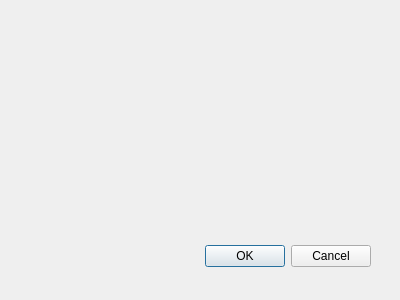
This is admin/ArduinoGatekeeperAdmin/ui/DoorsDialog.ui in AdrianoGoede/ArduinoGatekeeper as Qt 5 draws it before an edit. The edited form follows.
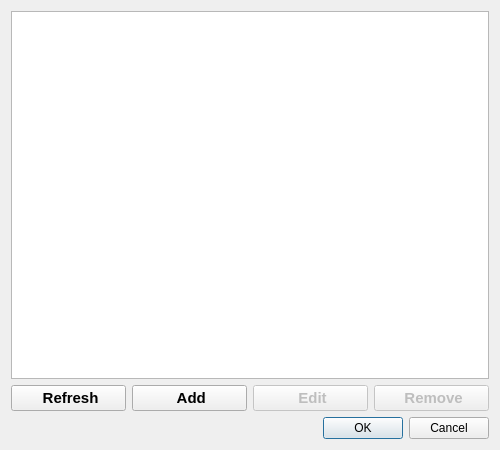
This is the edited form. Icons and pictures are not drawn.

Commit message: Implemented fetch and delete on doors form, moved active filter to backend

```diff
--- a/admin/ArduinoGatekeeperAdmin/ui/DoorsDialog.ui
+++ b/admin/ArduinoGatekeeperAdmin/ui/DoorsDialog.ui
@@ -6,29 +6,158 @@
    <rect>
     <x>0</x>
     <y>0</y>
-    <width>400</width>
-    <height>300</height>
+    <width>500</width>
+    <height>450</height>
    </rect>
   </property>
+  <property name="minimumSize">
+   <size>
+    <width>500</width>
+    <height>450</height>
+   </size>
+  </property>
+  <property name="maximumSize">
+   <size>
+    <width>500</width>
+    <height>450</height>
+   </size>
+  </property>
   <property name="windowTitle">
    <string>Dialog</string>
   </property>
-  <widget class="QDialogButtonBox" name="buttonBox">
-   <property name="geometry">
-    <rect>
-     <x>30</x>
-     <y>240</y>
-     <width>341</width>
-     <height>32</height>
-    </rect>
-   </property>
-   <property name="orientation">
-    <enum>Qt::Orientation::Horizontal</enum>
-   </property>
-   <property name="standardButtons">
-    <set>QDialogButtonBox::StandardButton::Cancel|QDialogButtonBox::StandardButton::Ok</set>
-   </property>
-  </widget>
+  <layout class="QVBoxLayout" name="verticalLayout">
+   <item>
+    <widget class="QTableWidget" name="twDoors">
+     <property name="editTriggers">
+      <set>QAbstractItemView::EditTrigger::NoEditTriggers</set>
+     </property>
+     <property name="selectionMode">
+      <enum>QAbstractItemView::SelectionMode::SingleSelection</enum>
+     </property>
+     <property name="selectionBehavior">
+      <enum>QAbstractItemView::SelectionBehavior::SelectRows</enum>
+     </property>
+     <property name="supportedDragActions">
+      <set>Qt::DropAction::IgnoreAction</set>
+     </property>
+     <attribute name="verticalHeaderVisible">
+      <bool>false</bool>
+     </attribute>
+    </widget>
+   </item>
+   <item>
+    <layout class="QHBoxLayout" name="buttonsLayout">
+     <item>
+      <widget class="QPushButton" name="pbRefresh">
+       <property name="font">
+        <font>
+         <pointsize>11</pointsize>
+         <bold>true</bold>
+        </font>
+       </property>
+       <property name="text">
+        <string> Refresh</string>
+       </property>
+       <property name="icon">
+        <iconset resource="../build/Desktop_Qt_6_11_1_Debug/.qt/rcc/Icons.qrc">
+         <normaloff>:/icons/refresh-cw.svg</normaloff>:/icons/refresh-cw.svg</iconset>
+       </property>
+       <property name="iconSize">
+        <size>
+         <width>18</width>
+         <height>18</height>
+        </size>
+       </property>
+      </widget>
+     </item>
+     <item>
+      <widget class="QPushButton" name="pbAdd">
+       <property name="font">
+        <font>
+         <pointsize>11</pointsize>
+         <bold>true</bold>
+        </font>
+       </property>
+       <property name="text">
+        <string> Add</string>
+       </property>
+       <property name="icon">
+        <iconset resource="../resources/Icons.qrc">
+         <normaloff>:/icons/plus-square.svg</normaloff>:/icons/plus-square.svg</iconset>
+       </property>
+       <property name="iconSize">
+        <size>
+         <width>18</width>
+         <height>18</height>
+        </size>
+       </property>
+      </widget>
+     </item>
+     <item>
+      <widget class="QPushButton" name="pbEdit">
+       <property name="enabled">
+        <bool>false</bool>
+       </property>
+       <property name="font">
+        <font>
+         <pointsize>11</pointsize>
+         <bold>true</bold>
+        </font>
+       </property>
+       <property name="text">
+        <string> Edit</string>
+       </property>
+       <property name="icon">
+        <iconset resource="../build/Desktop_Qt_6_11_1_Debug/.qt/rcc/Icons.qrc">
+         <normaloff>:/icons/edit.svg</normaloff>:/icons/edit.svg</iconset>
+       </property>
+       <property name="iconSize">
+        <size>
+         <width>18</width>
+         <height>18</height>
+        </size>
+       </property>
+      </widget>
+     </item>
+     <item>
+      <widget class="QPushButton" name="pbDelete">
+       <property name="enabled">
+        <bool>false</bool>
+       </property>
+       <property name="font">
+        <font>
+         <pointsize>11</pointsize>
+         <bold>true</bold>
+        </font>
+       </property>
+       <property name="text">
+        <string> Remove</string>
+       </property>
+       <property name="icon">
+        <iconset resource="../resources/Icons.qrc">
+         <normaloff>:/icons/minus-square.svg</normaloff>:/icons/minus-square.svg</iconset>
+       </property>
+       <property name="iconSize">
+        <size>
+         <width>18</width>
+         <height>18</height>
+        </size>
+       </property>
+      </widget>
+     </item>
+    </layout>
+   </item>
+   <item>
+    <widget class="QDialogButtonBox" name="buttonBox">
+     <property name="orientation">
+      <enum>Qt::Orientation::Horizontal</enum>
+     </property>
+     <property name="standardButtons">
+      <set>QDialogButtonBox::StandardButton::Cancel|QDialogButtonBox::StandardButton::Ok</set>
+     </property>
+    </widget>
+   </item>
+  </layout>
  </widget>
  <resources/>
  <connections>
```
Left out of the diff: 7 changed lines with no effect on the pictures. The commit also changes 10 other files.
